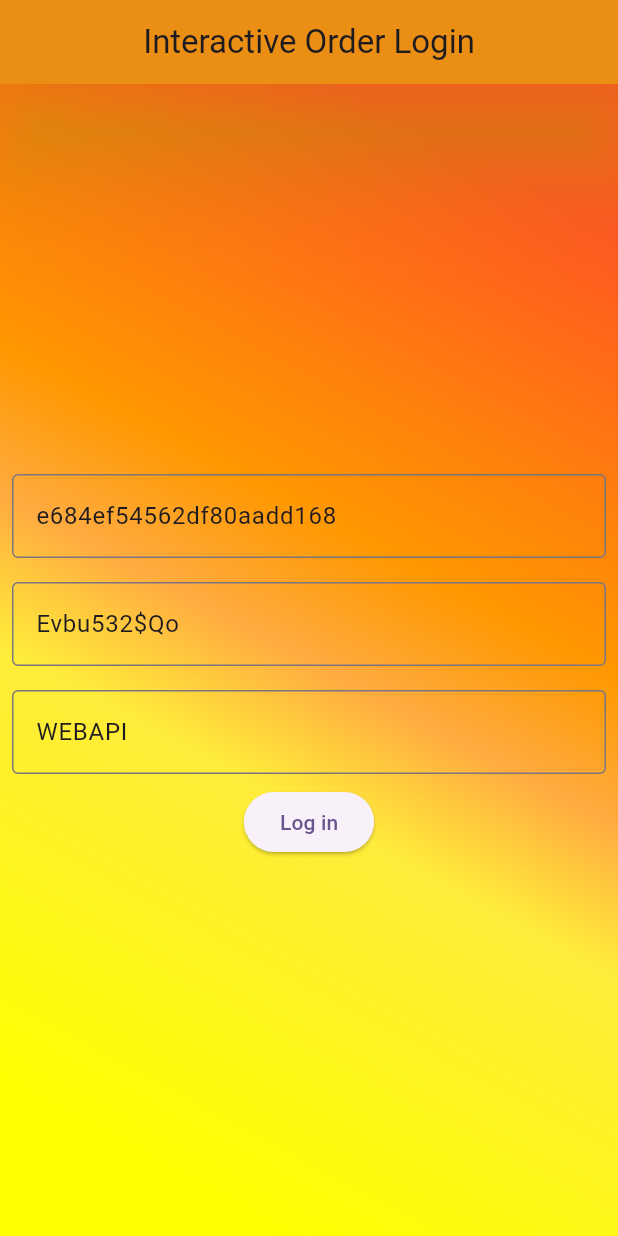
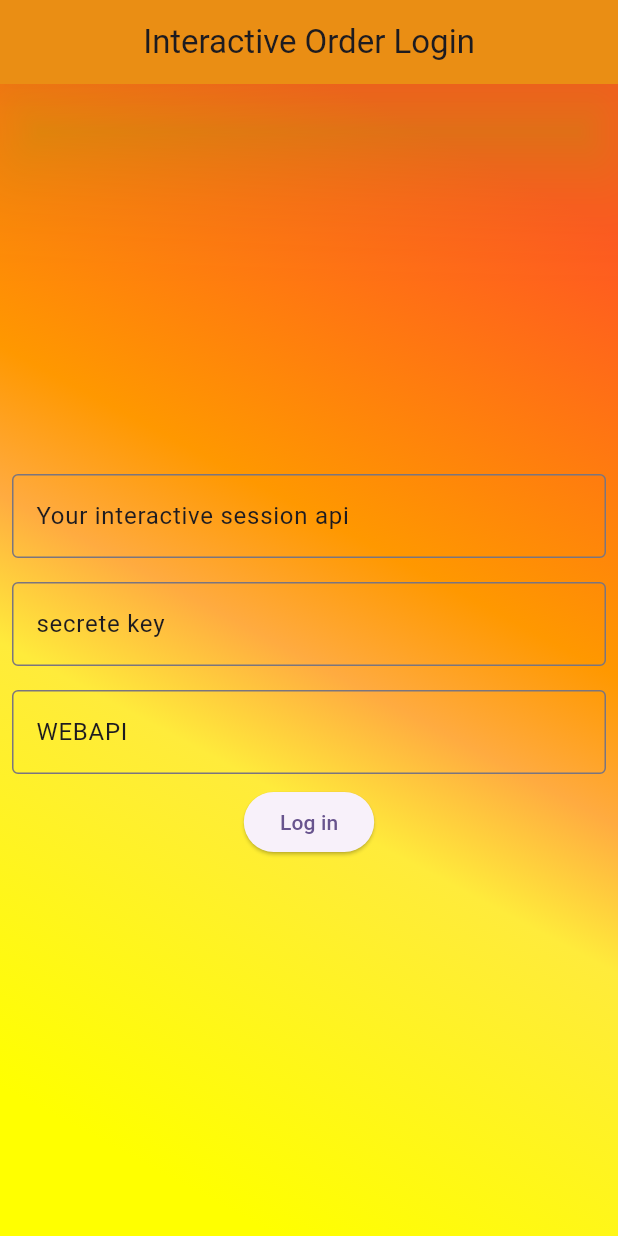
Before and after one commit to ayushk2s/Wisdom-Capital-, a Flutter app: the screen it shows after launch, on a phone screen of 412 x 824 dp. Run offline on Flutter 3.47's test engine with Material 3 defaults, Android fonts, the phone set to English and light mode, and no system bars; our stand-ins replace get, shared_preferences.

```diff
--- a/lib/Auth/IntractiveLoginSession.dart
+++ b/lib/Auth/IntractiveLoginSession.dart
@@ -18,8 +18,8 @@ class InteractiveLoginSession extends StatefulWidget{
 
 class _InteractiveLoginSessionState extends State<InteractiveLoginSession> {
   ///wd3278
-  TextEditingController APIKEYController = TextEditingController(text: 'e684ef54562df80aadd168');
-  TextEditingController SecretKey = TextEditingController(text: 'Evbu532\$Qo');
+  TextEditingController APIKEYController = TextEditingController(text: 'Your interactive session api');
+  TextEditingController SecretKey = TextEditingController(text: 'secrete key');
   TextEditingController loginThrough = TextEditingController(text: 'WEBAPI');
 
 
--- a/lib/Auth/MarketDataLoginSession.dart
+++ b/lib/Auth/MarketDataLoginSession.dart
@@ -19,8 +19,8 @@ class MarketDataLoginSession extends StatefulWidget{
 
 class _MarketDataLoginSessionState extends State<MarketDataLoginSession> {
  ///wd3278
-   TextEditingController MarketAPIKEYController = TextEditingController(text: '64043dd5a9b0dc09c0e221');
-   TextEditingController MarketSecretKey = TextEditingController(text: 'Dyyf666\$m3');
+   TextEditingController MarketAPIKEYController = TextEditingController(text: 'Your market session api');
+   TextEditingController MarketSecretKey = TextEditingController(text: 'Market secrete key');
    TextEditingController MarketloginThrough = TextEditingController(text: 'WebAPI');
 
 
```
Also changed, not shown: 1 other file.
